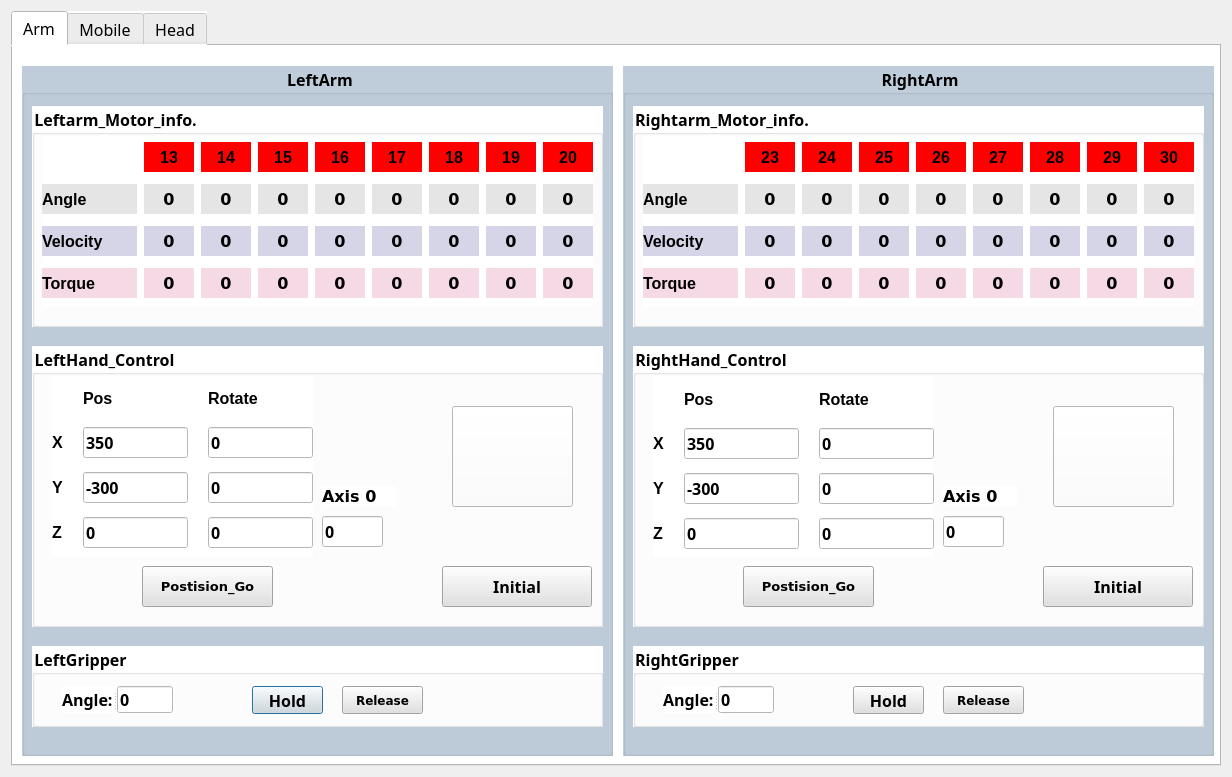
First picture: the form in src/Gui/ui/Form_Body.ui, repository axyz1288/New_May, before the edit.
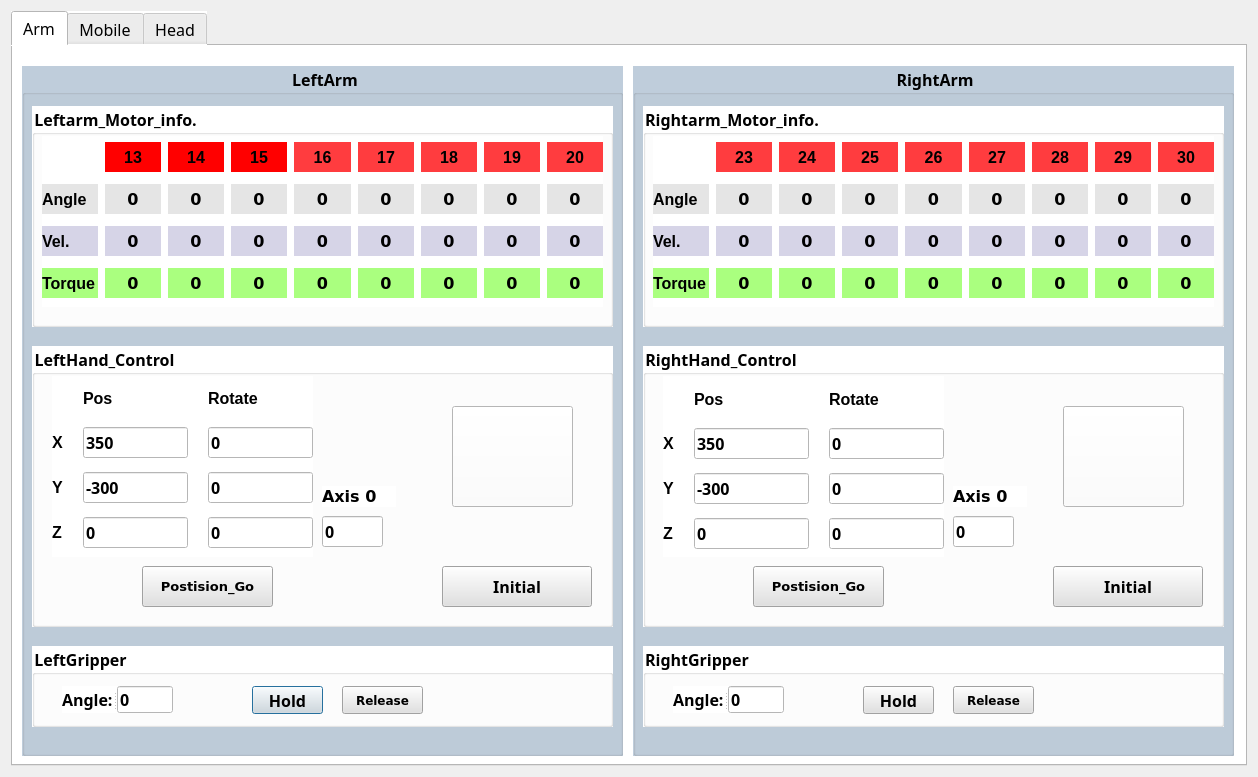
Second picture: the form after the edit. The open tabs and pages were chosen to show the change. Icons and pictures are not drawn.

What changed in the file:
```diff
--- a/src/Gui/ui/Form_Body.ui
+++ b/src/Gui/ui/Form_Body.ui
@@ -6,7 +6,7 @@
    <rect>
     <x>0</x>
     <y>0</y>
-    <width>1232</width>
+    <width>1258</width>
     <height>777</height>
    </rect>
   </property>
@@ -48,7 +48,7 @@
         <rect>
          <x>9</x>
          <y>20</y>
-         <width>591</width>
+         <width>601</width>
          <height>690</height>
         </rect>
        </property>
@@ -74,7 +74,7 @@
          <rect>
           <x>10</x>
           <y>40</y>
-          <width>571</width>
+          <width>581</width>
           <height>221</height>
          </rect>
         </property>
@@ -97,7 +97,7 @@
           <rect>
            <x>10</x>
            <y>30</y>
-           <width>551</width>
+           <width>561</width>
            <height>171</height>
           </rect>
          </property>
@@ -109,7 +109,7 @@
            <widget class="QLabel" name="Leftarm_label_PresentAngle_5">
             <property name="maximumSize">
              <size>
-              <width>50</width>
+              <width>70</width>
               <height>30</height>
              </size>
             </property>
@@ -137,7 +137,7 @@
            <widget class="QLabel" name="Leftarm_label_PresentAngle">
             <property name="maximumSize">
              <size>
-              <width>50</width>
+              <width>70</width>
               <height>30</height>
              </size>
             </property>
@@ -165,7 +165,7 @@
            <widget class="QLabel" name="Leftarm_label_PresentAngle_8">
             <property name="maximumSize">
              <size>
-              <width>50</width>
+              <width>70</width>
               <height>30</height>
              </size>
             </property>
@@ -193,7 +193,7 @@
            <widget class="QLabel" name="LeftArm_label_title_presentvelocity">
             <property name="maximumSize">
              <size>
-              <width>100</width>
+              <width>80</width>
               <height>16777215</height>
              </size>
             </property>
@@ -208,7 +208,7 @@
              <string notr="true">background-color: rgb(214, 212, 231)</string>
             </property>
             <property name="text">
-             <string>Velocity</string>
+             <string>Vel.</string>
             </property>
            </widget>
           </item>
@@ -216,7 +216,7 @@
            <widget class="QLabel" name="LeftArm_label_title_presenttorque">
             <property name="maximumSize">
              <size>
-              <width>100</width>
+              <width>80</width>
               <height>16777215</height>
              </size>
             </property>
@@ -228,7 +228,7 @@
              </font>
             </property>
             <property name="styleSheet">
-             <string notr="true">background-color: rgb(245, 217, 228);</string>
+             <string notr="true">background-color: rgb(170, 255, 127);</string>
             </property>
             <property name="text">
              <string>Torque</string>
@@ -239,7 +239,7 @@
            <widget class="QLabel" name="LeftArm_label_title_presentangle">
             <property name="maximumSize">
              <size>
-              <width>100</width>
+              <width>80</width>
               <height>16777215</height>
              </size>
             </property>
@@ -262,7 +262,7 @@
            <widget class="QLabel" name="Leftarm_label_ID_4">
             <property name="maximumSize">
              <size>
-              <width>50</width>
+              <width>70</width>
               <height>30</height>
              </size>
             </property>
@@ -275,7 +275,7 @@
              </font>
             </property>
             <property name="styleSheet">
-             <string notr="true">background-color : rgb(255,0,0)</string>
+             <string notr="true">background-color :rgb(255, 60, 63)</string>
             </property>
             <property name="text">
              <string>16</string>
@@ -289,7 +289,7 @@
            <widget class="QLabel" name="Leftarm_label_ID_2">
             <property name="maximumSize">
              <size>
-              <width>50</width>
+              <width>70</width>
               <height>30</height>
              </size>
             </property>
@@ -316,7 +316,7 @@
            <widget class="QLabel" name="Leftarm_label_ID_3">
             <property name="maximumSize">
              <size>
-              <width>50</width>
+              <width>70</width>
               <height>30</height>
              </size>
             </property>
@@ -343,7 +343,7 @@
            <widget class="QLabel" name="Leftarm_label_ID_5">
             <property name="maximumSize">
              <size>
-              <width>50</width>
+              <width>70</width>
               <height>30</height>
              </size>
             </property>
@@ -356,7 +356,7 @@
              </font>
             </property>
             <property name="styleSheet">
-             <string notr="true">background-color : rgb(255,0,0)</string>
+             <string notr="true">background-color :rgb(255, 60, 63)</string>
             </property>
             <property name="text">
              <string>17</string>
@@ -370,7 +370,7 @@
            <widget class="QLabel" name="Leftarm_label_ID">
             <property name="maximumSize">
              <size>
-              <width>50</width>
+              <width>70</width>
               <height>30</height>
              </size>
             </property>
@@ -397,7 +397,7 @@
            <widget class="QLabel" name="Leftarm_label_ID_6">
             <property name="maximumSize">
              <size>
-              <width>50</width>
+              <width>70</width>
               <height>30</height>
              </size>
             </property>
@@ -410,7 +410,7 @@
              </font>
             </property>
             <property name="styleSheet">
-             <string notr="true">background-color : rgb(255,0,0)</string>
+             <string notr="true">background-color :rgb(255, 60, 63)</string>
             </property>
             <property name="text">
              <string>18</string>
@@ -424,7 +424,7 @@
            <widget class="QLabel" name="Leftarm_label_ID_7">
             <property name="maximumSize">
              <size>
-              <width>50</width>
+              <width>70</width>
               <height>30</height>
              </size>
             </property>
@@ -437,7 +437,7 @@
              </font>
             </property>
             <property name="styleSheet">
-             <string notr="true">background-color : rgb(255,0,0)</string>
+             <string notr="true">background-color :rgb(255, 60, 63)</string>
             </property>
             <property name="text">
              <string>19</string>
@@ -451,7 +451,7 @@
            <widget class="QLabel" name="Leftarm_label_ID_8">
             <property name="maximumSize">
              <size>
-              <width>50</width>
+              <width>70</width>
               <height>30</height>
              </size>
             </property>
@@ -464,7 +464,7 @@
              </font>
             </property>
             <property name="styleSheet">
-             <string notr="true">background-color : rgb(255,0,0)</string>
+             <string notr="true">background-color :rgb(255, 60, 63)</string>
             </property>
             <property name="text">
              <string>20</string>
@@ -478,7 +478,7 @@
            <widget class="QLabel" name="Leftarm_label_PresentAngle_7">
             <property name="maximumSize">
              <size>
-              <width>50</width>
+              <width>70</width>
               <height>30</height>
              </size>
             </property>
@@ -506,7 +506,7 @@
            <widget class="QLabel" name="Leftarm_label_PresentAngle_4">
             <property name="maximumSize">
              <size>
-              <width>50</width>
+              <width>70</width>
               <height>30</height>
              </size>
             </property>
@@ -534,7 +534,7 @@
            <widget class="QLabel" name="Leftarm_label_PresentAngle_3">
             <property name="maximumSize">
              <size>
-              <width>50</width>
+              <width>70</width>
               <height>30</height>
              </size>
             </property>
@@ -562,7 +562,7 @@
            <widget class="QLabel" name="Leftarm_label_PresentAngle_2">
             <property name="maximumSize">
              <size>
-              <width>50</width>
+              <width>70</width>
               <height>30</height>
              </size>
             </property>
@@ -590,7 +590,7 @@
            <widget class="QLabel" name="Leftarm_label_PresentVelocity_2">
             <property name="maximumSize">
              <size>
-              <width>50</width>
+              <width>70</width>
               <height>30</height>
              </size>
             </property>
@@ -617,7 +617,7 @@
            <widget class="QLabel" name="Leftarm_label_PresentVelocity_4">
             <property name="maximumSize">
              <size>
-              <width>50</width>
+              <width>70</width>
               <height>30</height>
              </size>
             </property>
@@ -644,7 +644,7 @@
            <widget class="QLabel" name="Leftarm_label_PresentVelocity_3">
             <property name="maximumSize">
              <size>
-              <width>50</width>
+              <width>70</width>
               <height>30</height>
              </size>
             </property>
@@ -671,7 +671,7 @@
            <widget class="QLabel" name="Leftarm_label_PresentVelocity_8">
             <property name="maximumSize">
              <size>
-              <width>50</width>
+              <width>70</width>
               <height>30</height>
              </size>
             </property>
@@ -698,7 +698,7 @@
            <widget class="QLabel" name="Leftarm_label_PresentVelocity_6">
             <property name="maximumSize">
              <size>
-              <width>50</width>
+              <width>70</width>
               <height>30</height>
              </size>
             </property>
@@ -725,7 +725,7 @@
            <widget class="QLabel" name="Leftarm_label_PresentVelocity">
             <property name="maximumSize">
              <size>
-              <width>50</width>
+              <width>70</width>
               <height>30</height>
              </size>
             </property>
@@ -752,7 +752,7 @@
            <widget class="QLabel" name="Leftarm_label_PresentVelocity_7">
             <property name="maximumSize">
              <size>
-              <width>50</width>
+              <width>70</width>
               <height>30</height>
              </size>
             </property>
@@ -779,7 +779,7 @@
            <widget class="QLabel" name="Leftarm_label_PresentAngle_6">
             <property name="maximumSize">
              <size>
-              <width>50</width>
+              <width>70</width>
               <height>30</height>
              </size>
             </property>
@@ -807,7 +807,7 @@
            <widget class="QLabel" name="Leftarm_label_PresentVelocity_5">
             <property name="maximumSize">
              <size>
-              <width>50</width>
+              <width>70</width>
               <height>30</height>
              </size>
             </property>
@@ -834,7 +834,7 @@
            <widget class="QLabel" name="Leftarm_label_PresentTorque">
             <property name="maximumSize">
              <size>
-              <width>50</width>
+              <width>70</width>
               <height>30</height>
              </size>
             </property>
@@ -847,7 +847,7 @@
              </font>
             </property>
             <property name="styleSheet">
-             <string notr="true">background-color: rgb(245, 217, 228);</string>
+             <string notr="true">background-color: rgb(170, 255, 127);</string>
             </property>
             <property name="text">
              <string>0</string>
@@ -861,7 +861,7 @@
            <widget class="QLabel" name="Leftarm_label_PresentTorque_2">
             <property name="maximumSize">
              <size>
-              <width>50</width>
+              <width>70</width>
               <height>30</height>
              </size>
             </property>
@@ -874,7 +874,7 @@
              </font>
             </property>
             <property name="styleSheet">
-             <string notr="true">background-color: rgb(245, 217, 228);</string>
+             <string notr="true">background-color: rgb(170, 255, 127);</string>
             </property>
             <property name="text">
              <string>0</string>
@@ -888,7 +888,7 @@
            <widget class="QLabel" name="Leftarm_label_PresentTorque_3">
             <property name="maximumSize">
              <size>
-              <width>50</width>
+              <width>70</width>
               <height>30</height>
              </size>
             </property>
@@ -901,7 +901,7 @@
              </font>
             </property>
             <property name="styleSheet">
-             <string notr="true">background-color: rgb(245, 217, 228);</string>
+             <string notr="true">background-color: rgb(170, 255, 127);</string>
             </property>
             <property name="text">
              <string>0</string>
@@ -915,7 +915,7 @@
            <widget class="QLabel" name="Leftarm_label_PresentTorque_4">
             <property name="maximumSize">
              <size>
-              <width>50</width>
+              <width>70</width>
               <height>30</height>
              </size>
             </property>
@@ -928,7 +928,7 @@
              </font>
             </property>
             <property name="styleSheet">
-             <string notr="true">background-color: rgb(245, 217, 228);</string>
+             <string notr="true">background-color: rgb(170, 255, 127);</string>
             </property>
             <property name="text">
              <string>0</string>
@@ -942,7 +942,7 @@
            <widget class="QLabel" name="Leftarm_label_PresentTorque_5">
             <property name="maximumSize">
              <size>
-              <width>50</width>
+              <width>70</width>
               <height>30</height>
              </size>
             </property>
@@ -955,7 +955,7 @@
              </font>
             </property>
             <property name="styleSheet">
-             <string notr="true">background-color: rgb(245, 217, 228);</string>
+             <string notr="true">background-color: rgb(170, 255, 127);</string>
             </property>
             <property name="text">
              <string>0</string>
@@ -969,7 +969,7 @@
            <widget class="QLabel" name="Leftarm_label_PresentTorque_6">
             <property name="maximumSize">
              <size>
-              <width>50</width>
+              <width>70</width>
               <height>30</height>
              </size>
             </property>
@@ -982,7 +982,7 @@
              </font>
             </property>
             <property name="styleSheet">
-             <string notr="true">background-color: rgb(245, 217, 228);</string>
+             <string notr="true">background-color: rgb(170, 255, 127);</string>
             </property>
             <property name="text">
              <string>0</string>
@@ -996,7 +996,7 @@
            <widget class="QLabel" name="Leftarm_label_PresentTorque_7">
             <property name="maximumSize">
              <size>
-              <width>50</width>
+              <width>70</width>
               <height>30</height>
              </size>
             </property>
@@ -1009,7 +1009,7 @@
              </font>
             </property>
             <property name="styleSheet">
-             <string notr="true">background-color: rgb(245, 217, 228);</string>
+             <string notr="true">background-color: rgb(170, 255, 127);</string>
             </property>
             <property name="text">
              <string>0</string>
@@ -1023,7 +1023,7 @@
            <widget class="QLabel" name="Leftarm_label_PresentTorque_8">
             <property name="maximumSize">
              <size>
-              <width>50</width>
+              <width>70</width>
               <height>30</height>
              </size>
             </property>
@@ -1036,7 +1036,7 @@
              </font>
             </property>
             <property name="styleSheet">
-             <string notr="true">background-color: rgb(245, 217, 228);</string>
+             <string notr="true">background-color: rgb(170, 255, 127);</string>
             </property>
             <property name="text">
              <string>0</string>
@@ -1054,7 +1054,7 @@
          <rect>
           <x>10</x>
           <y>580</y>
-          <width>571</width>
+          <width>581</width>
           <height>81</height>
          </rect>
         </property>
@@ -1165,7 +1165,7 @@
          <rect>
           <x>10</x>
           <y>280</y>
-          <width>571</width>
+          <width>581</width>
           <height>281</height>
          </rect>
         </property>
@@ -1593,9 +1593,9 @@
       <widget class="QGroupBox" name="groupBox_3">
        <property name="geometry">
         <rect>
-         <x>610</x>
+         <x>620</x>
          <y>20</y>
-         <width>591</width>
+         <width>601</width>
          <height>690</height>
         </rect>
        </property>
@@ -1621,7 +1621,7 @@
          <rect>
           <x>10</x>
           <y>40</y>
-          <width>571</width>
+          <width>581</width>
           <height>221</height>
          </rect>
         </property>
@@ -1644,7 +1644,7 @@
           <rect>
            <x>10</x>
            <y>30</y>
-           <width>551</width>
+           <width>561</width>
            <height>171</height>
           </rect>
          </property>
@@ -1656,7 +1656,7 @@
            <widget class="QLabel" name="Rightarm_label_PresentVelocity">
             <property name="maximumSize">
              <size>
-              <width>50</width>
+              <width>70</width>
               <height>30</height>
              </size>
             </property>
@@ -1683,7 +1683,7 @@
            <widget class="QLabel" name="RightArm_label_title_presentvelocity">
             <property name="maximumSize">
              <size>
-              <width>100</width>
+              <width>80</width>
               <height>16777215</height>
              </size>
             </property>
@@ -1698,7 +1698,7 @@
              <string notr="true">background-color: rgb(214, 212, 231)</string>
             </property>
             <property name="text">
-             <string>Velocity</string>
+             <string>Vel.</string>
             </property>
            </widget>
           </item>
@@ -1706,7 +1706,7 @@
            <widget class="QLabel" name="RightArm_label_title_presenttorque">
             <property name="maximumSize">
              <size>
-              <width>100</width>
+              <width>80</width>
               <height>16777215</height>
              </size>
             </property>
@@ -1718,7 +1718,7 @@
              </font>
             </property>
             <property name="styleSheet">
-             <string notr="true">background-color: rgb(245, 217, 228);</string>
+             <string notr="true">background-color: rgb(170, 255, 127);</string>
             </property>
             <property name="text">
              <string>Torque</string>
@@ -1729,7 +1729,7 @@
            <widget class="QLabel" name="RightArm_label_title_presentangle">
             <property name="maximumSize">
              <size>
-              <width>100</width>
+              <width>80</width>
               <height>16777215</height>
              </size>
             </property>
@@ -1752,7 +1752,7 @@
            <widget class="QLabel" name="Rightarm_label_ID_4">
             <property name="maximumSize">
              <size>
-              <width>16777215</width>
+              <width>70</width>
               <height>30</height>
              </size>
             </property>
@@ -1765,7 +1765,7 @@
              </font>
             </property>
             <property name="styleSheet">
-             <string notr="true">background-color : rgb(255,0,0)</string>
+             <string notr="true">background-color :rgb(255, 60, 63)</string>
             </property>
             <property name="text">
              <string>26</string>
@@ -1779,7 +1779,7 @@
            <widget class="QLabel" name="Rightarm_label_ID_2">
             <property name="maximumSize">
              <size>
-              <width>16777215</width>
+              <width>70</width>
               <height>30</height>
              </size>
             </property>
@@ -1792,7 +1792,7 @@
              </font>
             </property>
             <property name="styleSheet">
-             <string notr="true">background-color : rgb(255,0,0)</string>
+             <string notr="true">background-color :rgb(255, 60, 63)</string>
             </property>
             <property name="text">
              <string>24</string>
@@ -1806,7 +1806,7 @@
            <widget class="QLabel" name="Rightarm_label_ID_3">
             <property name="maximumSize">
              <size>
-              <width>16777215</width>
+              <width>70</width>
               <height>30</height>
              </size>
             </property>
@@ -1819,7 +1819,7 @@
              </font>
             </property>
             <property name="styleSheet">
-             <string notr="true">background-color : rgb(255,0,0)</string>
+             <string notr="true">background-color :rgb(255, 60, 63)</string>
             </property>
             <property name="text">
              <string>25</string>
@@ -1833,7 +1833,7 @@
            <widget class="QLabel" name="Rightarm_label_ID_5">
             <property name="maximumSize">
              <size>
-              <width>16777215</width>
+              <width>70</width>
               <height>30</height>
              </size>
             </property>
@@ -1846,7 +1846,7 @@
              </font>
             </property>
             <property name="styleSheet">
-             <string notr="true">background-color : rgb(255,0,0)</string>
+             <string notr="true">background-color :rgb(255, 60, 63)</string>
             </property>
             <property name="text">
              <string>27</string>
@@ -1860,7 +1860,7 @@
            <widget class="QLabel" name="Rightarm_label_ID">
             <property name="maximumSize">
              <size>
-              <width>16777215</width>
+              <width>70</width>
               <height>30</height>
              </size>
             </property>
@@ -1873,7 +1873,7 @@
              </font>
             </property>
             <property name="styleSheet">
-             <string notr="true">background-color : rgb(255,0,0)</string>
+             <string notr="true">background-color :rgb(255, 60, 63)</string>
             </property>
             <property name="text">
              <string>23</string>
@@ -1887,7 +1887,7 @@
            <widget class="QLabel" name="Rightarm_label_ID_6">
             <property name="maximumSize">
              <size>
-              <width>16777215</width>
+              <width>70</width>
               <height>30</height>
              </size>
             </property>
@@ -1900,7 +1900,7 @@
              </font>
             </property>
             <property name="styleSheet">
-             <string notr="true">background-color : rgb(255,0,0)</string>
+             <string notr="true">background-color :rgb(255, 60, 63)</string>
             </property>
             <property name="text">
              <string>28</string>
@@ -1914,7 +1914,7 @@
            <widget class="QLabel" name="Rightarm_label_ID_7">
             <property name="maximumSize">
              <size>
-              <width>16777215</width>
+              <width>70</width>
               <height>30</height>
              </size>
             </property>
@@ -1927,7 +1927,7 @@
              </font>
             </property>
             <property name="styleSheet">
-             <string notr="true">background-color : rgb(255,0,0)</string>
+             <string notr="true">background-color :rgb(255, 60, 63)</string>
             </property>
             <property name="text">
              <string>29</string>
@@ -1941,7 +1941,7 @@
            <widget class="QLabel" name="Rightarm_label_ID_8">
             <property name="maximumSize">
              <size>
-              <width>16777215</width>
+              <width>70</width>
               <height>30</height>
              </size>
             </property>
@@ -1954,7 +1954,7 @@
              </font>
             </property>
             <property name="styleSheet">
-             <string notr="true">background-color : rgb(255,0,0)</string>
+             <string notr="true">background-color :rgb(255, 60, 63)</string>
             </property>
             <property name="text">
              <string>30</string>
@@ -1968,7 +1968,7 @@
            <widget class="QLabel" name="Rightarm_label_PresentAngle">
             <property name="maximumSize">
              <size>
-              <width>50</width>
+              <width>70</width>
               <height>30</height>
              </size>
             </property>
@@ -1996,7 +1996,7 @@
            <widget class="QLabel" name="Rightarm_label_PresentTorque">
             <property name="maximumSize">
              <size>
-              <width>50</width>
+              <width>70</width>
               <height>30</height>
              </size>
             </property>
@@ -2009,7 +2009,7 @@
              </font>
             </property>
             <property name="styleSheet">
-             <string notr="true">background-color: rgb(245, 217, 228);</string>
+             <string notr="true">background-color: rgb(170, 255, 127);</string>
             </property>
             <property name="text">
              <string>0</string>
@@ -2023,7 +2023,7 @@
            <widget class="QLabel" name="Rightarm_label_PresentAngle_2">
             <property name="maximumSize">
              <size>
-              <width>50</width>
+              <width>70</width>
               <height>30</height>
              </size>
             </property>
@@ -2051,7 +2051,7 @@
            <widget class="QLabel" name="Rightarm_label_PresentAngle_3">
             <property name="maximumSize">
              <size>
-              <width>50</width>
+              <width>70</width>
               <height>30</height>
              </size>
             </property>
@@ -2079,7 +2079,7 @@
            <widget class="QLabel" name="Rightarm_label_PresentAngle_4">
             <property name="maximumSize">
              <size>
-              <width>50</width>
+              <width>70</width>
               <height>30</height>
              </size>
             </property>
@@ -2107,7 +2107,7 @@
            <widget class="QLabel" name="Rightarm_label_PresentAngle_5">
             <property name="maximumSize">
              <size>
-              <width>50</width>
+              <width>70</width>
               <height>30</height>
              </size>
             </property>
@@ -2135,7 +2135,7 @@
            <widget class="QLabel" name="Rightarm_label_PresentAngle_6">
             <property name="maximumSize">
              <size>
-              <width>50</width>
+              <width>70</width>
               <height>30</height>
              </size>
             </property>
@@ -2163,7 +2163,7 @@
            <widget class="QLabel" name="Rightarm_label_PresentAngle_7">
             <property name="maximumSize">
              <size>
-              <width>50</width>
+              <width>70</width>
               <height>30</height>
              </size>
             </property>
@@ -2191,7 +2191,7 @@
            <widget class="QLabel" name="Rightarm_label_PresentAngle_8">
             <property name="maximumSize">
              <size>
-              <width>50</width>
+              <width>70</width>
               <height>30</height>
              </size>
             </property>
@@ -2219,7 +2219,7 @@
            <widget class="QLabel" name="Rightarm_label_PresentVelocity_7">
             <property name="maximumSize">
              <size>
-              <width>50</width>
+              <width>70</width>
               <height>30</height>
              </size>
             </property>
@@ -2246,7 +2246,7 @@
            <widget class="QLabel" name="Rightarm_label_PresentVelocity_8">
             <property name="maximumSize">
              <size>
-              <width>50</width>
+              <width>70</width>
               <height>30</height>
              </size>
             </property>
@@ -2273,7 +2273,7 @@
            <widget class="QLabel" name="Rightarm_label_PresentVelocity_2">
             <property name="maximumSize">
              <size>
-              <width>50</width>
+              <width>70</width>
               <height>30</height>
              </size>
             </property>
@@ -2300,7 +2300,7 @@
            <widget class="QLabel" name="Rightarm_label_PresentVelocity_3">
             <property name="maximumSize">
              <size>
-              <width>50</width>
+              <width>70</width>
               <height>30</height>
              </size>
             </property>
@@ -2327,7 +2327,7 @@
            <widget class="QLabel" name="Rightarm_label_PresentVelocity_4">
             <property name="maximumSize">
              <size>
-              <width>50</width>
+              <width>70</width>
               <height>30</height>
              </size>
             </property>
@@ -2354,7 +2354,7 @@
            <widget class="QLabel" name="Rightarm_label_PresentVelocity_5">
             <property name="maximumSize">
              <size>
-              <width>50</width>
+              <width>70</width>
               <height>30</height>
              </size>
             </property>
@@ -2381,7 +2381,7 @@
            <widget class="QLabel" name="Rightarm_label_PresentVelocity_6">
             <property name="maximumSize">
              <size>
-              <width>50</width>
+              <width>70</width>
               <height>30</height>
              </size>
             </property>
@@ -2408,7 +2408,7 @@
            <widget class="QLabel" name="Rightarm_label_PresentTorque_8">
             <property name="maximumSize">
              <size>
-              <width>50</width>
+              <width>70</width>
               <height>30</height>
              </size>
             </property>
@@ -2421,7 +2421,7 @@
              </font>
             </property>
             <property name="styleSheet">
-             <string notr="true">background-color: rgb(245, 217, 228);</string>
+             <string notr="true">background-color: rgb(170, 255, 127);</string>
             </property>
             <property name="text">
              <string>0</string>
@@ -2435,7 +2435,7 @@
            <widget class="QLabel" name="Rightarm_label_PresentTorque_7">
             <property name="maximumSize">
              <size>
-              <width>50</width>
+              <width>70</width>
               <height>30</height>
              </size>
             </property>
@@ -2448,7 +2448,7 @@
              </font>
             </property>
             <property name="styleSheet">
-             <string notr="true">background-color: rgb(245, 217, 228);</string>
+             <string notr="true">background-color: rgb(170, 255, 127);</string>
             </property>
             <property name="text">
              <string>0</string>
@@ -2462,7 +2462,7 @@
            <widget class="QLabel" name="Rightarm_label_PresentTorque_6">
             <property name="maximumSize">
              <size>
-              <width>50</width>
+              <width>70</width>
               <height>30</height>
              </size>
             </property>
@@ -2475,7 +2475,7 @@
              </font>
             </property>
             <property name="styleSheet">
-             <string notr="true">background-color: rgb(245, 217, 228);</string>
+             <string notr="true">background-color: rgb(170, 255, 127);</string>
             </property>
             <property name="text">
              <string>0</string>
@@ -2489,7 +2489,7 @@
            <widget class="QLabel" name="Rightarm_label_PresentTorque_5">
             <property name="maximumSize">
              <size>
-              <width>50</width>
+              <width>70</width>
               <height>30</height>
              </size>
             </property>
@@ -2502,7 +2502,7 @@
              </font>
             </property>
             <property name="styleSheet">
-             <string notr="true">background-color: rgb(245, 217, 228);</string>
+             <string notr="true">background-color: rgb(170, 255, 127);</string>
             </property>
             <property name="text">
              <string>0</string>
@@ -2516,7 +2516,7 @@
            <widget class="QLabel" name="Rightarm_label_PresentTorque_4">
             <property name="maximumSize">
              <size>
-              <width>50</width>
+              <width>70</width>
               <height>30</height>
              </size>
             </property>
@@ -2529,7 +2529,7 @@
              </font>
             </property>
             <property name="styleSheet">
-             <string notr="true">background-color: rgb(245, 217, 228);</string>
+             <string notr="true">background-color: rgb(170, 255, 127);</string>
             </property>
             <property name="text">
              <string>0</string>
@@ -2543,7 +2543,7 @@
            <widget class="QLabel" name="Rightarm_label_PresentTorque_3">
             <property name="maximumSize">
              <size>
-              <width>50</width>
+              <width>70</width>
               <height>30</height>
              </size>
             </property>
@@ -2556,7 +2556,7 @@
              </font>
             </property>
             <property name="styleSheet">
-             <string notr="true">background-color: rgb(245, 217, 228);</string>
+             <string notr="true">background-color: rgb(170, 255, 127);</string>
             </property>
             <property name="text">
              <string>0</string>
@@ -2570,7 +2570,7 @@
            <widget class="QLabel" name="Rightarm_label_PresentTorque_2">
             <property name="maximumSize">
              <size>
-              <width>50</width>
+              <width>70</width>
               <height>30</height>
              </size>
             </property>
@@ -2583,7 +2583,7 @@
              </font>
             </property>
             <property name="styleSheet">
-             <string notr="true">background-color: rgb(245, 217, 228);</string>
+             <string notr="true">background-color: rgb(170, 255, 127);</string>
             </property>
             <property name="text">
              <string>0</string>
@@ -2601,7 +2601,7 @@
          <rect>
           <x>10</x>
           <y>580</y>
-          <width>571</width>
+          <width>581</width>
           <height>81</height>
          </rect>
         </property>
@@ -2712,7 +2712,7 @@
          <rect>
           <x>10</x>
           <y>280</y>
-          <width>571</width>
+          <width>581</width>
           <height>281</height>
          </rect>
         </property>
```
Left out of the diff: 46 changed lines with no effect on the pictures.
